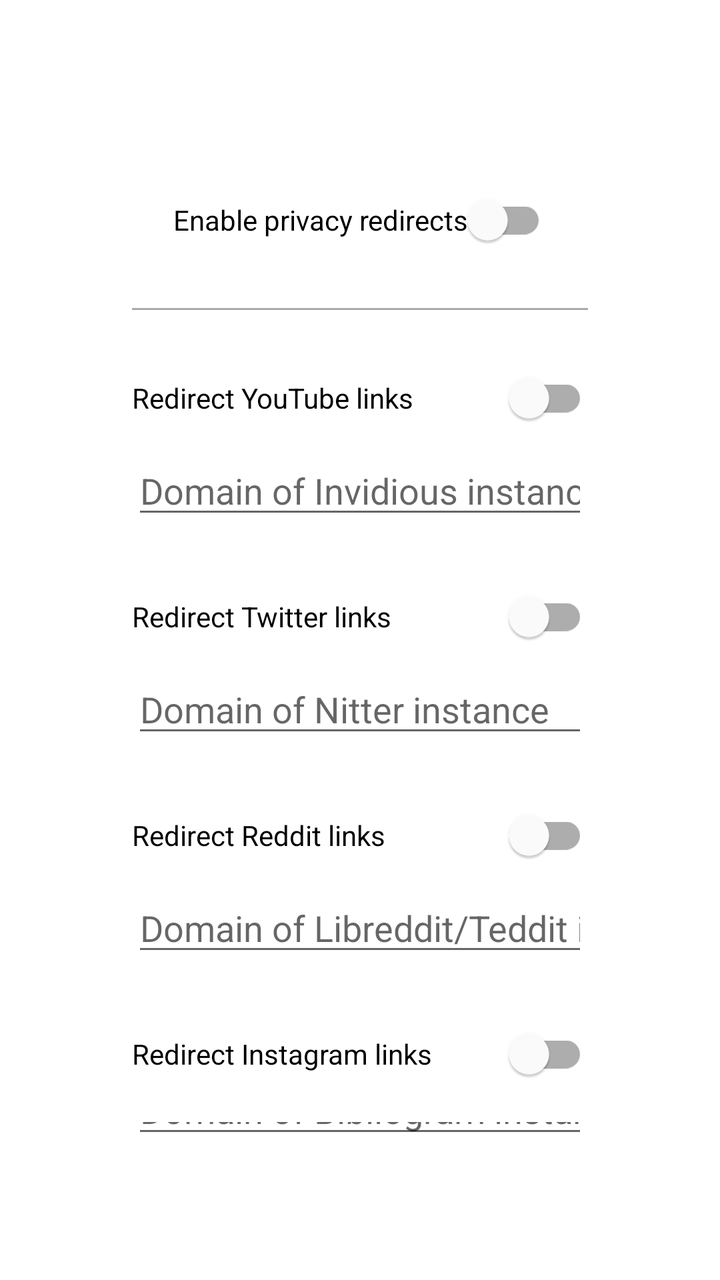
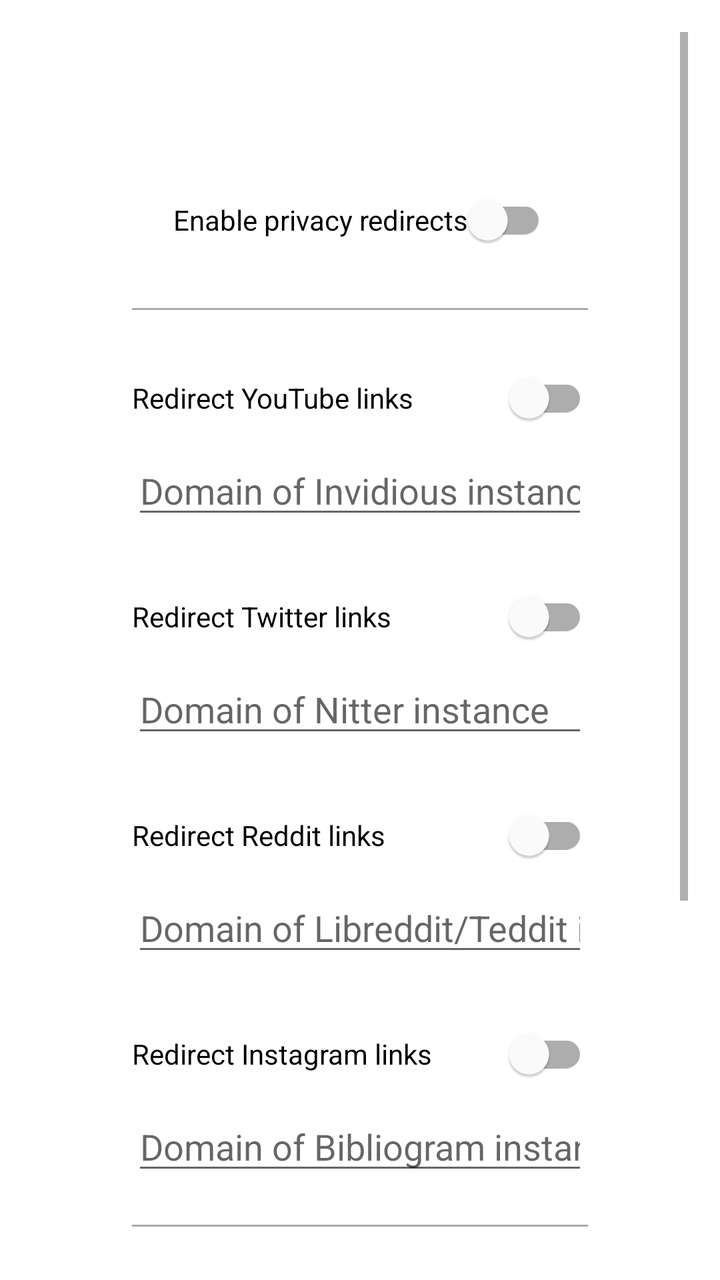

Screens rendered from an Android XML layout before and after an edit, with the pre-edit source and the edit as a unified diff.
<!-- AndroidManifest.xml: application theme Theme.MaterialComponents.DayNight.Dialog -->
<!-- res/layout/activity_privacy_redirect.xml -->
<?xml version="1.0" encoding="utf-8"?>
<androidx.constraintlayout.widget.ConstraintLayout xmlns:android="http://schemas.android.com/apk/res/android"
    xmlns:tools="http://schemas.android.com/tools"
    android:layout_width="match_parent"
    android:layout_height="match_parent"
    tools:context=".PrivacyRedirectActivity">

    <LinearLayout
        android:layout_width="match_parent"
        android:layout_height="match_parent"
        android:padding="50dp"
        android:orientation="vertical">

        <com.google.android.material.switchmaterial.SwitchMaterial
            android:id="@+id/sw_priv_redir"
            android:layout_gravity="center"
            android:layout_marginTop="20dp"
            android:layout_width="wrap_content"
            android:layout_height="wrap_content"
            android:text="@string/sw_privacy_redirect_enable" />

        <View
            android:layout_width="match_parent"
            android:layout_height="1dp"
            android:layout_marginTop="20dp"
            android:background="@android:color/darker_gray"/>

        <com.google.android.material.switchmaterial.SwitchMaterial
            android:id="@+id/sw_redir_yt"
            android:layout_gravity="center"
            android:layout_marginTop="20dp"
            android:layout_width="match_parent"
            android:layout_height="wrap_content"
            android:text="@string/sw_redirect_youtube" />

        <EditText
            android:id="@+id/txt_yt_target"
            android:layout_width="match_parent"
            android:layout_height="wrap_content"
            android:inputType="textUri"
            android:hint="@string/txt_hint_invidious"
            android:importantForAutofill="no" />

        <com.google.android.material.switchmaterial.SwitchMaterial
            android:id="@+id/sw_redir_twi"
            android:layout_gravity="center"
            android:layout_marginTop="20dp"
            android:layout_width="match_parent"
            android:layout_height="wrap_content"
            android:text="@string/sw_redirect_twitter" />

        <EditText
            android:id="@+id/txt_twi_target"
            android:layout_width="match_parent"
            android:layout_height="wrap_content"
            android:inputType="textUri"
            android:hint="@string/txt_hint_nitter"
            android:importantForAutofill="no" />

        <com.google.android.material.switchmaterial.SwitchMaterial
            android:id="@+id/sw_redir_rdt"
            android:layout_gravity="center"
            android:layout_marginTop="20dp"
            android:layout_width="match_parent"
            android:layout_height="wrap_content"
            android:text="@string/sw_redirect_reddit" />

        <EditText
            android:id="@+id/txt_rdt_target"
            android:layout_width="match_parent"
            android:layout_height="wrap_content"
            android:inputType="textUri"
            android:hint="@string/txt_hint_reddit"
            android:importantForAutofill="no" />

        <com.google.android.material.switchmaterial.SwitchMaterial
            android:id="@+id/sw_redir_ig"
            android:layout_gravity="center"
            android:layout_marginTop="20dp"
            android:layout_width="match_parent"
            android:layout_height="wrap_content"
            android:text="@string/sw_redirect_instagram" />

        <EditText
            android:id="@+id/txt_ig_target"
            android:layout_width="match_parent"
            android:layout_height="wrap_content"
            android:inputType="textUri"
            android:hint="@string/txt_hint_instagram"
            android:importantForAutofill="no" />

        <View
            android:layout_width="match_parent"
            android:layout_height="1dp"
            android:layout_marginTop="20dp"
            android:background="@android:color/darker_gray"/>

        <com.google.android.material.switchmaterial.SwitchMaterial
            android:id="@+id/sw_redir_moptt"
            android:layout_gravity="center"
            android:layout_marginTop="20dp"
            android:layout_width="match_parent"
            android:layout_height="wrap_content"
            android:text="@string/sw_redirect_moptt" />

        <com.google.android.material.switchmaterial.SwitchMaterial
            android:id="@+id/sw_redir_pixiv"
            android:layout_gravity="center"
            android:layout_marginTop="20dp"
            android:layout_width="match_parent"
            android:layout_height="wrap_content"
            android:text="@string/sw_redirect_pixiv" />

        <com.google.android.material.switchmaterial.SwitchMaterial
            android:id="@+id/sw_redir_twimg"
            android:layout_gravity="center"
            android:layout_marginTop="20dp"
            android:layout_width="match_parent"
            android:layout_height="wrap_content"
            android:text="@string/sw_redirect_twimg" />

    </LinearLayout>

</androidx.constraintlayout.widget.ConstraintLayout>
<!-- resources referenced by this layout -->
<resources>
  <string name="sw_privacy_redirect_enable">Enable privacy redirects</string>
  <string name="sw_redirect_instagram">Redirect Instagram links</string>
  <string name="sw_redirect_moptt">Redirect MoPTT links to ptt.cc</string>
  <string name="sw_redirect_pixiv">Redirect Pixiv links to pixiv.cat</string>
  <string name="sw_redirect_reddit">Redirect Reddit links</string>
  <string name="sw_redirect_twimg">Redirect Twitter image links for best quality</string>
  <string name="sw_redirect_twitter">Redirect Twitter links</string>
  <string name="sw_redirect_youtube">Redirect YouTube links</string>
  <string name="txt_hint_instagram">Domain of Bibliogram instance</string>
  <string name="txt_hint_invidious">Domain of Invidious instance</string>
  <string name="txt_hint_nitter">Domain of Nitter instance</string>
  <string name="txt_hint_reddit">Domain of Libreddit/Teddit instance</string>
</resources>

<!-- the commit's change to res/layout/activity_privacy_redirect.xml (unified diff, before → after) -->
@@ -1,124 +1,129 @@
 <?xml version="1.0" encoding="utf-8"?>
 <androidx.constraintlayout.widget.ConstraintLayout xmlns:android="http://schemas.android.com/apk/res/android"
+    xmlns:app="http://schemas.android.com/apk/res-auto"
     xmlns:tools="http://schemas.android.com/tools"
     android:layout_width="match_parent"
     android:layout_height="match_parent"
     tools:context=".PrivacyRedirectActivity">
 
-    <LinearLayout
+    <ScrollView
         android:layout_width="match_parent"
-        android:layout_height="match_parent"
-        android:padding="50dp"
-        android:orientation="vertical">
+        android:layout_height="match_parent">
 
-        <com.google.android.material.switchmaterial.SwitchMaterial
-            android:id="@+id/sw_priv_redir"
-            android:layout_gravity="center"
-            android:layout_marginTop="20dp"
-            android:layout_width="wrap_content"
-            android:layout_height="wrap_content"
-            android:text="@string/sw_privacy_redirect_enable" />
+        <LinearLayout
+            android:layout_width="match_parent"
+            android:layout_height="match_parent"
+            android:orientation="vertical"
+            android:padding="50dp">
 
-        <View
-            android:layout_width="match_parent"
-            android:layout_height="1dp"
-            android:layout_marginTop="20dp"
-            android:background="@android:color/darker_gray"/>
+            <com.google.android.material.switchmaterial.SwitchMaterial
+                android:id="@+id/sw_priv_redir"
+                android:layout_width="wrap_content"
+                android:layout_height="wrap_content"
+                android:layout_gravity="center"
+                android:layout_marginTop="20dp"
+                android:text="@string/sw_privacy_redirect_enable" />
 
-        <com.google.android.material.switchmaterial.SwitchMaterial
-            android:id="@+id/sw_redir_yt"
-            android:layout_gravity="center"
-            android:layout_marginTop="20dp"
-            android:layout_width="match_parent"
-            android:layout_height="wrap_content"
-            android:text="@string/sw_redirect_youtube" />
+            <View
+                android:layout_width="match_parent"
+                android:layout_height="1dp"
+                android:layout_marginTop="20dp"
+                android:background="@android:color/darker_gray" />
 
-        <EditText
-            android:id="@+id/txt_yt_target"
-            android:layout_width="match_parent"
-            android:layout_height="wrap_content"
-            android:inputType="textUri"
-            android:hint="@string/txt_hint_invidious"
-            android:importantForAutofill="no" />
+            <com.google.android.material.switchmaterial.SwitchMaterial
+                android:id="@+id/sw_redir_yt"
+                android:layout_width="match_parent"
+                android:layout_height="wrap_content"
+                android:layout_gravity="center"
+                android:layout_marginTop="20dp"
+                android:text="@string/sw_redirect_youtube" />
 
-        <com.google.android.material.switchmaterial.SwitchMaterial
-            android:id="@+id/sw_redir_twi"
-            android:layout_gravity="center"
-            android:layout_marginTop="20dp"
-            android:layout_width="match_parent"
-            android:layout_height="wrap_content"
-            android:text="@string/sw_redirect_twitter" />
+            <EditText
+                android:id="@+id/txt_yt_target"
+                android:layout_width="match_parent"
+                android:layout_height="wrap_content"
+                android:hint="@string/txt_hint_invidious"
+                android:importantForAutofill="no"
+                android:inputType="textUri" />
 
-        <EditText
-            android:id="@+id/txt_twi_target"
-            android:layout_width="match_parent"
-            android:layout_height="wrap_content"
-            android:inputType="textUri"
-            android:hint="@string/txt_hint_nitter"
-            android:importantForAutofill="no" />
+            <com.google.android.material.switchmaterial.SwitchMaterial
+                android:id="@+id/sw_redir_twi"
+                android:layout_width="match_parent"
+                android:layout_height="wrap_content"
+                android:layout_gravity="center"
+                android:layout_marginTop="20dp"
+                android:text="@string/sw_redirect_twitter" />
 
-        <com.google.android.material.switchmaterial.SwitchMaterial
-            android:id="@+id/sw_redir_rdt"
-            android:layout_gravity="center"
-            android:layout_marginTop="20dp"
-            android:layout_width="match_parent"
-            android:layout_height="wrap_content"
-            android:text="@string/sw_redirect_reddit" />
+            <EditText
+                android:id="@+id/txt_twi_target"
+                android:layout_width="match_parent"
+                android:layout_height="wrap_content"
+                android:hint="@string/txt_hint_nitter"
+                android:importantForAutofill="no"
+                android:inputType="textUri" />
 
-        <EditText
-            android:id="@+id/txt_rdt_target"
-            android:layout_width="match_parent"
-            android:layout_height="wrap_content"
-            android:inputType="textUri"
-            android:hint="@string/txt_hint_reddit"
-            android:importantForAutofill="no" />
+            <com.google.android.material.switchmaterial.SwitchMaterial
+                android:id="@+id/sw_redir_rdt"
+                android:layout_width="match_parent"
+                android:layout_height="wrap_content"
+                android:layout_gravity="center"
+                android:layout_marginTop="20dp"
+                android:text="@string/sw_redirect_reddit" />
 
-        <com.google.android.material.switchmaterial.SwitchMaterial
-            android:id="@+id/sw_redir_ig"
-            android:layout_gravity="center"
-            android:layout_marginTop="20dp"
-            android:layout_width="match_parent"
-            android:layout_height="wrap_content"
-            android:text="@string/sw_redirect_instagram" />
+            <EditText
+                android:id="@+id/txt_rdt_target"
+                android:layout_width="match_parent"
+                android:layout_height="wrap_content"
+                android:hint="@string/txt_hint_reddit"
+                android:importantForAutofill="no"
+                android:inputType="textUri" />
 
-        <EditText
-            android:id="@+id/txt_ig_target"
-            android:layout_width="match_parent"
-            android:layout_height="wrap_content"
-            android:inputType="textUri"
-            android:hint="@string/txt_hint_instagram"
-            android:importantForAutofill="no" />
+            <com.google.android.material.switchmaterial.SwitchMaterial
+                android:id="@+id/sw_redir_ig"
+                android:layout_width="match_parent"
+                android:layout_height="wrap_content"
+                android:layout_gravity="center"
+                android:layout_marginTop="20dp"
+                android:text="@string/sw_redirect_instagram" />
 
-        <View
-            android:layout_width="match_parent"
-            android:layout_height="1dp"
-            android:layout_marginTop="20dp"
-            android:background="@android:color/darker_gray"/>
+            <EditText
+                android:id="@+id/txt_ig_target"
+                android:layout_width="match_parent"
+                android:layout_height="wrap_content"
+                android:hint="@string/txt_hint_instagram"
+                android:importantForAutofill="no"
+                android:inputType="textUri" />
 
-        <com.google.android.material.switchmaterial.SwitchMaterial
-            android:id="@+id/sw_redir_moptt"
-            android:layout_gravity="center"
-            android:layout_marginTop="20dp"
-            android:layout_width="match_parent"
-            android:layout_height="wrap_content"
-            android:text="@string/sw_redirect_moptt" />
+            <View
+                android:layout_width="match_parent"
+                android:layout_height="1dp"
+                android:layout_marginTop="20dp"
+                android:background="@android:color/darker_gray" />
 
-        <com.google.android.material.switchmaterial.SwitchMaterial
-            android:id="@+id/sw_redir_pixiv"
-            android:layout_gravity="center"
-            android:layout_marginTop="20dp"
-            android:layout_width="match_parent"
-            android:layout_height="wrap_content"
-            android:text="@string/sw_redirect_pixiv" />
+            <com.google.android.material.switchmaterial.SwitchMaterial
+                android:id="@+id/sw_redir_moptt"
+                android:layout_width="match_parent"
+                android:layout_height="wrap_content"
+                android:layout_gravity="center"
+                android:layout_marginTop="20dp"
+                android:text="@string/sw_redirect_moptt" />
 
-        <com.google.android.material.switchmaterial.SwitchMaterial
-            android:id="@+id/sw_redir_twimg"
-            android:layout_gravity="center"
-            android:layout_marginTop="20dp"
-            android:layout_width="match_parent"
-            android:layout_height="wrap_content"
-            android:text="@string/sw_redirect_twimg" />
+            <com.google.android.material.switchmaterial.SwitchMaterial
+                android:id="@+id/sw_redir_pixiv"
+                android:layout_width="match_parent"
+                android:layout_height="wrap_content"
+                android:layout_gravity="center"
+                android:layout_marginTop="20dp"
+                android:text="@string/sw_redirect_pixiv" />
 
-    </LinearLayout>
+            <com.google.android.material.switchmaterial.SwitchMaterial
+                android:id="@+id/sw_redir_twimg"
+                android:layout_width="match_parent"
+                android:layout_height="wrap_content"
+                android:layout_gravity="center"
+                android:layout_marginTop="20dp"
+                android:text="@string/sw_redirect_twimg" />
+        </LinearLayout>
+    </ScrollView>
 
 </androidx.constraintlayout.widget.ConstraintLayout>
